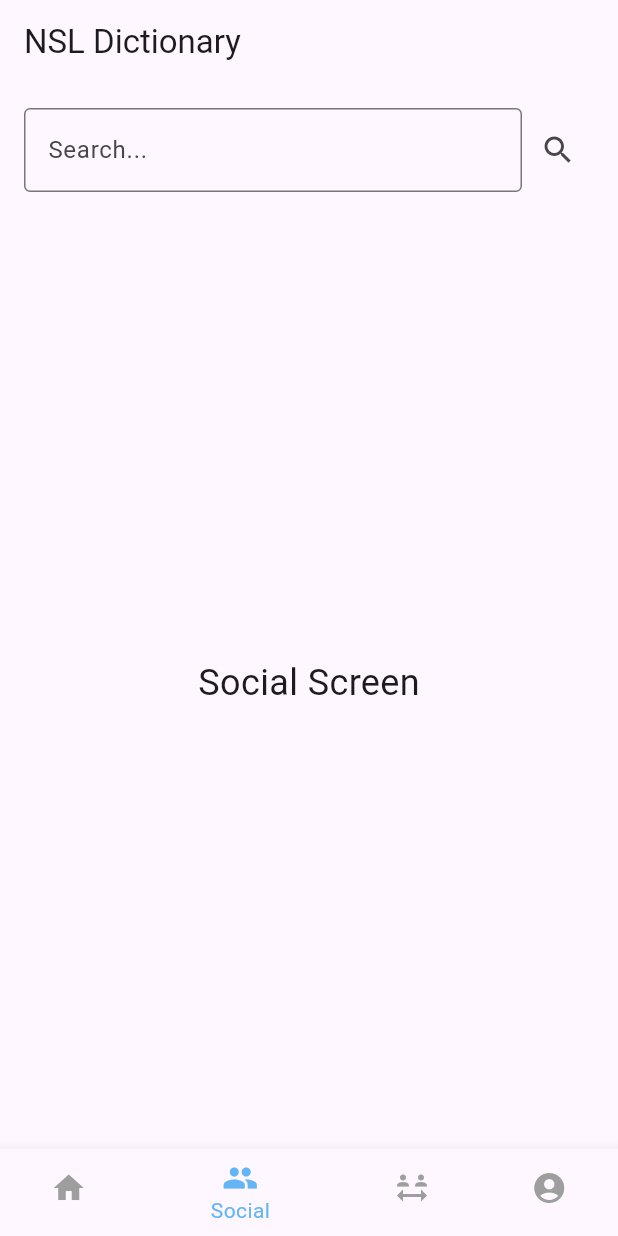
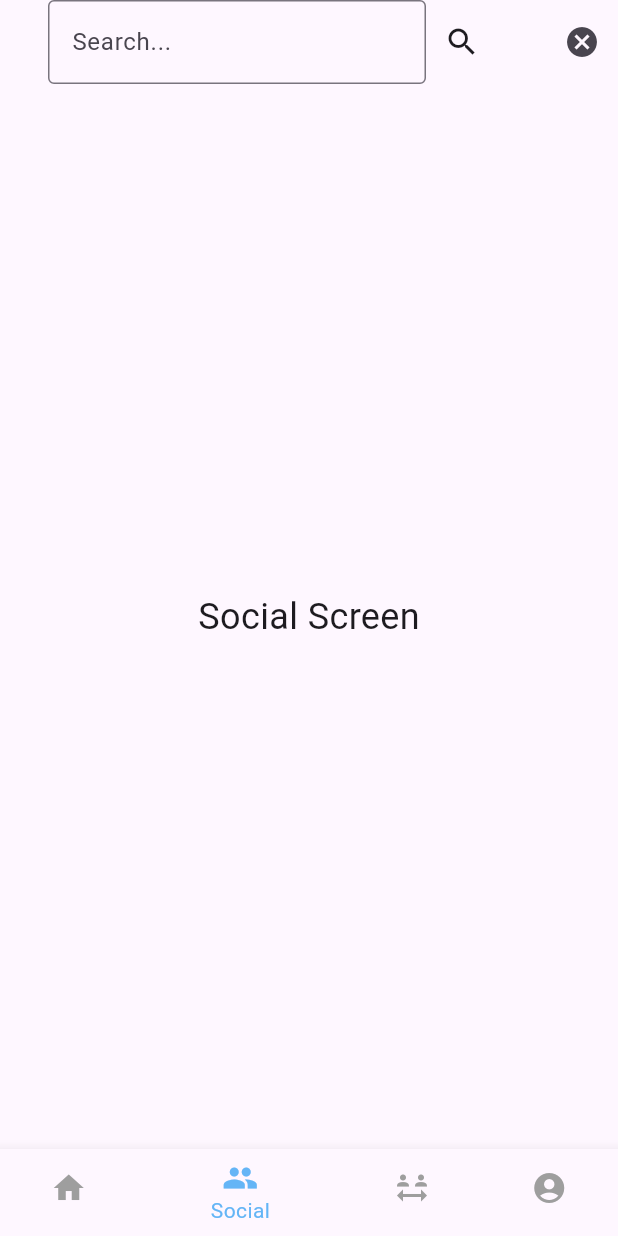
Before and after one commit to B-kash/sign-dictionary, a Flutter app: the screen it shows after launch, item 2 of the bottom bar chosen, after a tap on the "search" icon, on a phone screen of 412 x 824 dp. Run offline on Flutter 3.47's test engine with Material 3 defaults, Android fonts, the phone set to English and light mode, and no system bars; generated files the repository leaves out were written again; statements that could not run were skipped.

Commit message:
♻️ fix navigation

```diff
--- a/lib/screens/category_screen.dart
+++ b/lib/screens/category_screen.dart
@@ -1,6 +1,7 @@
 import 'package:flutter/material.dart';
 import 'package:sign_dictionary/models/grid_item.model.dart';
 import 'package:sign_dictionary/screens/word_list_screen.dart';
+import 'package:sign_dictionary/services/navigator_service.dart';
 import 'package:sign_dictionary/widgets/infinite_scroll_grid.dart';
 import 'package:sign_dictionary/services/category_fetcher.dart';
 
@@ -14,12 +15,9 @@ class CategoryScreen extends StatelessWidget {
   }
 
   void _navigateToWords(BuildContext context, GridItem category) {
-    Navigator.push(
-      context,
-      MaterialPageRoute(
-        builder: (context) => WordListScreen(
-            category:
-                category.name[Localizations.localeOf(context).languageCode]!),
+    NavigationService.navigateTo(
+      WordListScreen(
+        category: category.name[Localizations.localeOf(context).languageCode],
       ),
     );
   }
--- a/lib/screens/main_screen.dart
+++ b/lib/screens/main_screen.dart
@@ -2,6 +2,7 @@ import 'package:flutter/material.dart';
 import 'package:sign_dictionary/screens/profile_screen.dart';
 import 'package:sign_dictionary/screens/social_screen.dart';
 import 'package:sign_dictionary/screens/sponsor_screen.dart';
+import 'package:sign_dictionary/services/navigator_service.dart';
 import '../widgets/search_bar.dart' as search;
 import '../widgets/navigation_bar.dart' as nav;
 import './home_screen.dart';
@@ -11,37 +12,72 @@ class MainScreen extends StatefulWidget {
   const MainScreen({super.key});
 
   @override
-  _MainScreenState createState() => _MainScreenState();
+  MainScreenState createState() => MainScreenState();
 }
 
-class _MainScreenState extends State<MainScreen> {
-  int _selectedIndex = 0;
+class MainScreenState extends State<MainScreen> {
+  static BuildContext? mainContext;
+  Widget _currentBody = const HomeScreen();
+  String _searchQuery = "";
 
-  // List of screens to display based on the selected tab
+  bool _isSearching = false;
+
+  @override
+  void initState() {
+    super.initState();
+    NavigationService.registerSetBody(updateBody);
+  }
+
+  void _toggleSearch() {
+    setState(() {
+      _isSearching = !_isSearching;
+      if (!_isSearching) {
+        _searchQuery = '';
+      }
+    });
+  }
+
+  void _onSearchChanged(String query) {
+    setState(() {
+      _searchQuery = query;
+    });
+  }
+
+  void updateBody(Widget newBody) {
+    setState(() {
+      _currentBody = newBody;
+    });
+  }
+
   final List<Widget> _screens = [
-    HomeScreen(),
+    const HomeScreen(),
     SocialScreen(),
     SponsorScreen(),
     ProfileScreen(),
   ];
 
   void _onTabSelected(int index) {
-    setState(() {
-      _selectedIndex = index;
-    });
+    updateBody(_screens[index]);
   }
 
   @override
   Widget build(BuildContext context) {
     return Scaffold(
-      appBar: AppBar(title: Text(AppLocalizations.of(context)!.appTitle,)),
-      body: Column(
-        children: [
-          search.SearchBar(),
-          Expanded(child: _screens[_selectedIndex]), // Dynamic screen
+      appBar: AppBar(
+        title: _isSearching
+            ? search.SearchBar(
+                onSearchChanged: _onSearchChanged,
+              )
+            : Text(AppLocalizations.of(context)!.appTitle),
+        actions: [
+          IconButton(
+            icon: Icon(_isSearching ? Icons.cancel : Icons.search),
+            onPressed: _toggleSearch,
+          ),
         ],
       ),
-      bottomNavigationBar: nav.NavigationBar(onTabSelected: _onTabSelected, currentIndex: _selectedIndex),
+      body: _currentBody,
+      bottomNavigationBar: nav.NavigationBar(onTabSelected: _onTabSelected),
     );
   }
 }
--- /dev/null
+++ b/lib/services/navigator_service.dart
@@ -0,0 +1,22 @@
+import 'package:flutter/material.dart';
+import 'package:sign_dictionary/screens/main_screen.dart';
+import 'package:sign_dictionary/screens/word_list_screen.dart';
+
+class NavigationService {
+  static late Function(Widget) _setBody;
+
+  /// Registers the method to update the body of the main screen
+  static void registerSetBody(Function(Widget) setBodyCallback) {
+    _setBody = setBodyCallback;
+  }
+
+  /// Navigate to a specific screen based on the body widget and optional data
+  static void navigateTo(Widget body) {
+    if (_setBody == null) {
+      print('No way to set body. Ensure registerSetBody is called during initialization.');
+      return;
+    }
+    // Update the body with the provided widget and optional data
+    _setBody(body);
+  }
+}
--- a/lib/widgets/navigation_bar.dart
+++ b/lib/widgets/navigation_bar.dart
@@ -1,16 +1,21 @@
 import 'package:flutter/material.dart';
 import 'package:flutter_gen/gen_l10n/app_localizations.dart';
 
-class NavigationBar extends StatelessWidget {
+class NavigationBar extends StatefulWidget {
   final ValueChanged<int> onTabSelected;
-  int currentIndex;
 
+  const NavigationBar({super.key, required this.onTabSelected});
+
+  @override
+  State<NavigationBar> createState() => _NavigationBarState();
+}
+
+class _NavigationBarState extends State<NavigationBar> {
+  int currentIndex = 0;
   onTabPressed(int index) {
     currentIndex = index;
-    onTabSelected(index);
+    widget.onTabSelected(index);
   }
-
-  NavigationBar({super.key, required this.onTabSelected, required this.currentIndex});
 
   @override
   Widget build(BuildContext context) {
--- a/lib/widgets/search_bar.dart
+++ b/lib/widgets/search_bar.dart
@@ -2,6 +2,9 @@ import 'package:flutter/material.dart';
 
 class SearchBar extends StatelessWidget {
   final TextEditingController searchController = TextEditingController();
+  final ValueChanged<String> onSearchChanged;
+
+  SearchBar({super.key, required this.onSearchChanged});
 
   @override
   Widget build(BuildContext context) {
@@ -12,18 +15,15 @@ class SearchBar extends StatelessWidget {
           Expanded(
             child: TextField(
               controller: searchController,
-              decoration: InputDecoration(
+              decoration: const InputDecoration(
                 hintText: 'Search...',
                 border: OutlineInputBorder(),
               ),
             ),
           ),
           IconButton(
-            icon: Icon(Icons.search),
-            onPressed: () {
-              // Handle search action
-              print('Searching for: ${searchController.text}');
-            },
+            icon: const Icon(Icons.search),
+            onPressed: () => onSearchChanged(searchController.text),
           ),
         ],
       ),
```
